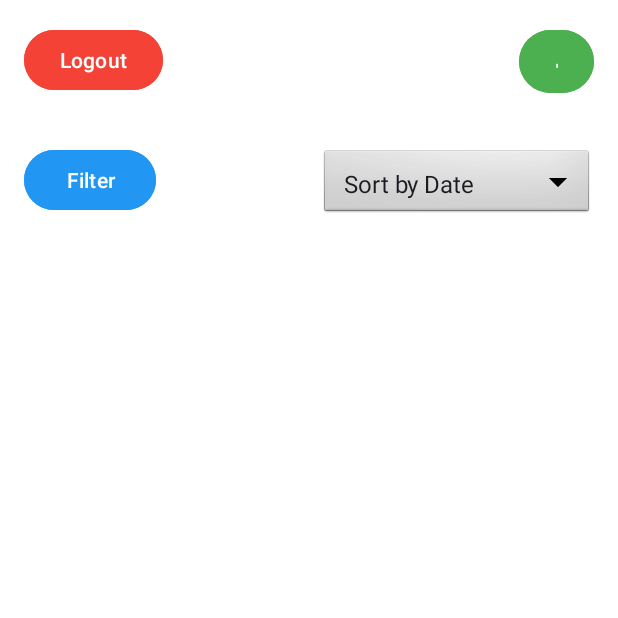
After one commit to BazzyD/ToDoApp, an Android app: the HomeActivity screen opened directly, with no data from a screen before it, on a phone screen of 412 x 824 dp, the top half of it. The commit adds this screen. Run offline under Robolectric (Android 15) with nearby library versions, the phone set to English and light mode, and no system bars.

Commit message:
created home activity added UI elements for home screen and a reference to logout back to login screen. added a reference from the Login screen to Home screen

```diff
--- a/app/src/main/AndroidManifest.xml
+++ b/app/src/main/AndroidManifest.xml
@@ -13,6 +13,9 @@
         android:theme="@style/Theme.ToDoApp"
         tools:targetApi="31">
         <activity
+            android:name=".HomeActivity"
+            android:exported="false" />
+        <activity
             android:name=".RegisterActivity"
             android:exported="false" />
         <activity
--- /dev/null
+++ b/app/src/main/java/com/telhai/android/todoapp/HomeActivity.java
@@ -0,0 +1,55 @@
+package com.telhai.android.todoapp;
+
+import android.content.Intent;
+import android.os.Bundle;
+import android.widget.ArrayAdapter;
+import android.widget.Button;
+import android.widget.Spinner;
+import androidx.appcompat.app.AppCompatActivity;
+import androidx.recyclerview.widget.LinearLayoutManager;
+import androidx.recyclerview.widget.RecyclerView;
+
+public class HomeActivity extends AppCompatActivity {
+
+    private Button logoutButton, addButton, filterButton;
+    private Spinner sortBySpinner;
+    private RecyclerView taskRecyclerView;
+
+    @Override
+    protected void onCreate(Bundle savedInstanceState) {
+        super.onCreate(savedInstanceState);
+        setContentView(R.layout.activity_home);
+
+        // Connect UI Elements
+        logoutButton = findViewById(R.id.logoutButton);
+        addButton = findViewById(R.id.addButton);
+        filterButton = findViewById(R.id.filterButton);
+        sortBySpinner = findViewById(R.id.sortBySpinner);
+        taskRecyclerView = findViewById(R.id.taskRecyclerView);
+
+        // Populate Sort By Dropdown
+        ArrayAdapter<CharSequence> adapter = ArrayAdapter.createFromResource(
+                this, R.array.sort_options, android.R.layout.simple_spinner_item);
+        adapter.setDropDownViewResource(android.R.layout.simple_spinner_dropdown_item);
+        sortBySpinner.setAdapter(adapter);
+
+        // Set up RecyclerView (empty for now)
+        taskRecyclerView.setLayoutManager(new LinearLayoutManager(this));
+
+        // Navigate to Login when logout is clicked
+        logoutButton.setOnClickListener(v -> {
+            startActivity(new Intent(HomeActivity.this, LoginActivity.class));
+            finish();
+        });
+
+        // Placeholder for Add Task Button
+        addButton.setOnClickListener(v -> {
+            // TODO: Navigate to Add Task Activity
+        });
+
+        // Placeholder for Filter Button
+        filterButton.setOnClickListener(v -> {
+            // TODO: Show Filter Options
+        });
+    }
+}
--- a/app/src/main/java/com/telhai/android/todoapp/LoginActivity.java
+++ b/app/src/main/java/com/telhai/android/todoapp/LoginActivity.java
@@ -27,5 +27,11 @@ public class LoginActivity extends AppCompatActivity {
         registerButton.setOnClickListener(v -> {
             startActivity(new Intent(LoginActivity.this, RegisterActivity.class));
         });
+
+        // Navigate to Home After Login
+        loginButton.setOnClickListener(v -> {
+            startActivity(new Intent(LoginActivity.this, HomeActivity.class));
+            finish();
+        });
     }
 }
--- /dev/null
+++ b/app/src/main/res/layout/activity_home.xml
@@ -0,0 +1,68 @@
+<?xml version="1.0" encoding="utf-8"?>
+<RelativeLayout xmlns:android="http://schemas.android.com/apk/res/android"
+    xmlns:tools="http://schemas.android.com/tools"
+    android:layout_width="match_parent"
+    android:layout_height="match_parent"
+    android:background="#FFFFFF"
+    tools:context=".HomeActivity">
+
+    <!-- Logout Button (Top Left) -->
+    <Button
+        android:id="@+id/logoutButton"
+        android:layout_width="wrap_content"
+        android:layout_height="wrap_content"
+        android:text="Logout"
+        android:textSize="14sp"
+        android:textColor="#FFFFFF"
+        android:backgroundTint="#F44336"
+        android:layout_alignParentStart="true"
+        android:layout_margin="16dp" />
+
+    <!-- Add Button (Top Right with '+' Icon) -->
+    <Button
+        android:id="@+id/addButton"
+        android:layout_width="50dp"
+        android:layout_height="50dp"
+        android:text="+"
+        android:textSize="24sp"
+        android:textColor="#FFFFFF"
+        android:backgroundTint="#4CAF50"
+        android:layout_alignParentEnd="true"
+        android:layout_margin="16dp" />
+
+    <!-- Filter Option (Left) -->
+    <Button
+        android:id="@+id/filterButton"
+        android:layout_width="wrap_content"
+        android:layout_height="wrap_content"
+        android:text="Filter"
+        android:textSize="14sp"
+        android:backgroundTint="#2196F3"
+        android:textColor="#FFFFFF"
+        android:layout_below="@id/logoutButton"
+        android:layout_marginStart="16dp"
+        android:layout_marginTop="16dp" />
+
+    <!-- Sort By (Dropdown List on Right) -->
+    <Spinner
+        android:id="@+id/sortBySpinner"
+        android:layout_width="wrap_content"
+        android:layout_height="wrap_content"
+        android:layout_alignParentEnd="true"
+        android:layout_below="@id/addButton"
+        android:layout_marginEnd="16dp"
+        android:layout_marginTop="16dp"
+        android:background="@android:drawable/btn_dropdown"
+        android:padding="8dp" />
+
+    <!-- Task Table (RecyclerView for Dynamic Task List) -->
+    <androidx.recyclerview.widget.RecyclerView
+        android:id="@+id/taskRecyclerView"
+        android:layout_width="match_parent"
+        android:layout_height="match_parent"
+        android:layout_below="@+id/filterButton"
+        android:layout_marginTop="24dp"
+        android:paddingHorizontal="16dp"
+        android:scrollbars="vertical" />
+
+</RelativeLayout>
--- a/app/src/main/res/values/strings.xml
+++ b/app/src/main/res/values/strings.xml
@@ -1,3 +1,9 @@
 <resources>
     <string name="app_name">ToDoApp</string>
+
+    <string-array name="sort_options">
+        <item>Sort by Date</item>
+        <item>Sort by Priority</item>
+        <item>Sort by Name</item>
+    </string-array>
 </resources>
```
